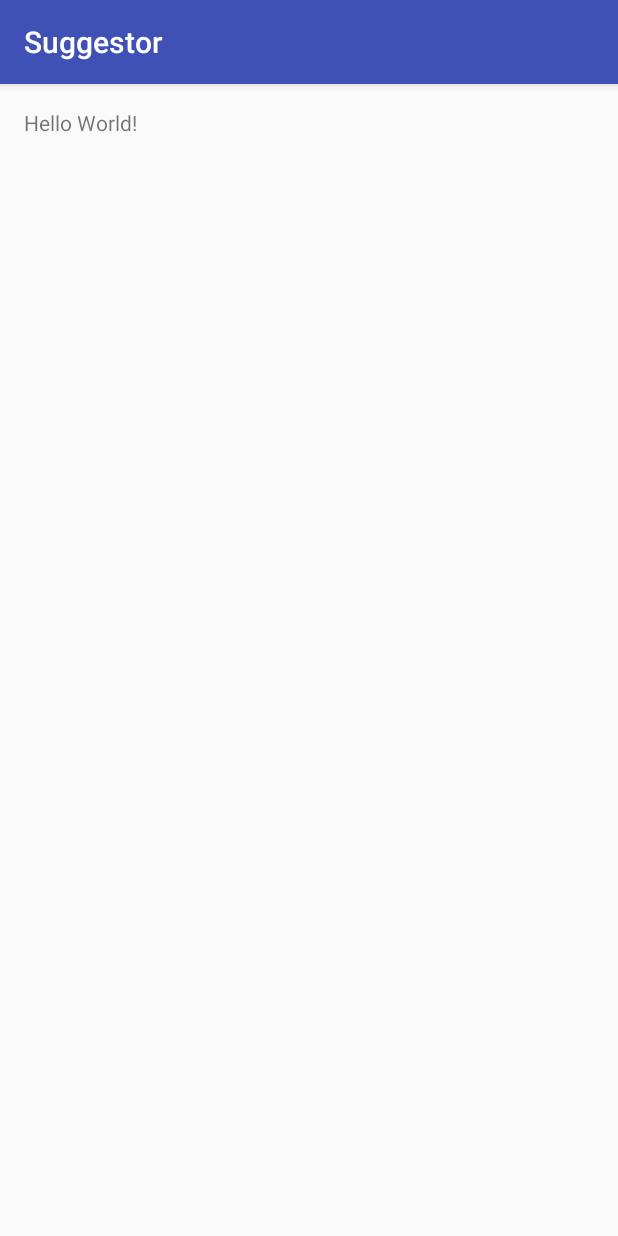
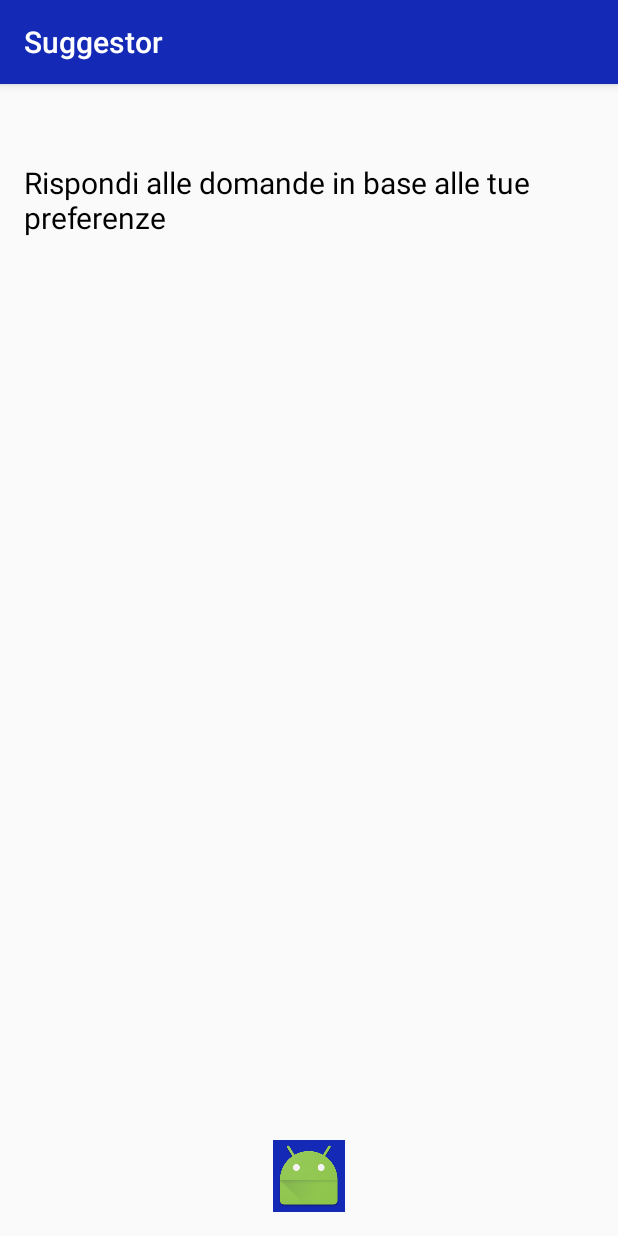
Before and after one commit to ciobanuleonardo/suggestor-app, an Android app: the screen it shows after launch (QuestionActivity), on a phone screen of 412 x 824 dp. Run offline under Robolectric (Android 15) with nearby library versions, the phone set to English and light mode, and no system bars; 1 statement that could not run was skipped.

Commit message:
hjbhj
hbjbhj

```diff
--- a/app/build.gradle
+++ b/app/build.gradle
@@ -35,5 +35,6 @@ dependencies {
         exclude group: 'com.android.support', module: 'support-annotations'
     })
     compile 'com.android.support:appcompat-v7:25.1.1'
+    compile 'com.google.firebase:firebase-database:10.0.1'
     testCompile 'junit:junit:4.12'
 }
--- a/app/src/main/java/it/milano/ciobanu/suggestor/QuestionActivity.java
+++ b/app/src/main/java/it/milano/ciobanu/suggestor/QuestionActivity.java
@@ -2,6 +2,8 @@ package it.milano.ciobanu.suggestor;
 
 import android.support.v7.app.AppCompatActivity;
 import android.os.Bundle;
+import android.widget.Button;
+import android.widget.ImageButton;
 import android.widget.TextView;
 
 public class QuestionActivity extends AppCompatActivity {
@@ -12,8 +14,7 @@ public class QuestionActivity extends AppCompatActivity {
         setContentView(R.layout.activity_question);
 
     // Example of a call to a native method
-    TextView tv = (TextView) findViewById(R.id.sample_text);
-    tv.setText(stringFromJNI());
+    ImageButton ib = (ImageButton) findViewById(R.id.submit_button);
     }
 
     /**
--- a/app/src/main/res/layout/activity_question.xml
+++ b/app/src/main/res/layout/activity_question.xml
@@ -11,9 +11,25 @@
     android:paddingBottom="@dimen/activity_vertical_margin"
     tools:context="it.milano.ciobanu.suggestor.QuestionActivity">
 
-    <TextView
-        android:id="@+id/sample_text"
+
+    <ImageButton
         android:layout_width="wrap_content"
         android:layout_height="wrap_content"
-        android:text="Hello World!" />
+        android:id="@+id/submit_button"
+        android:background="@color/colorPrimary"
+        android:layout_alignParentBottom="true"
+        android:layout_centerHorizontal="true"
+        android:src="@mipmap/ic_launcher"/>
+
+    <TextView
+        android:text="@string/question_title"
+        android:layout_width="wrap_content"
+        android:layout_height="wrap_content"
+        android:textSize="20dp"
+        android:textColor="@color/standard"
+        android:id="@+id/textView"
+        android:layout_alignParentTop="true"
+        android:layout_alignParentLeft="true"
+        android:layout_alignParentStart="true"
+        android:layout_marginTop="36dp" />
 </RelativeLayout>
--- a/app/src/main/res/values/colors.xml
+++ b/app/src/main/res/values/colors.xml
@@ -1,6 +1,8 @@
 <?xml version="1.0" encoding="utf-8"?>
 <resources>
-    <color name="colorPrimary">#3F51B5</color>
-    <color name="colorPrimaryDark">#303F9F</color>
+    <color name="colorPrimary">#142ab6</color>
+    <color name="colorPrimaryDark">#4159f1</color>
     <color name="colorAccent">#FF4081</color>
+    <color name="standard">#000000</color>
+
 </resources>
--- a/app/src/main/res/values/strings.xml
+++ b/app/src/main/res/values/strings.xml
@@ -1,3 +1,4 @@
 <resources>
     <string name="app_name">Suggestor</string>
+    <string name="question_title">Rispondi alle domande in base alle tue preferenze</string>
 </resources>
```
Also changed, not shown: 14 other files.
